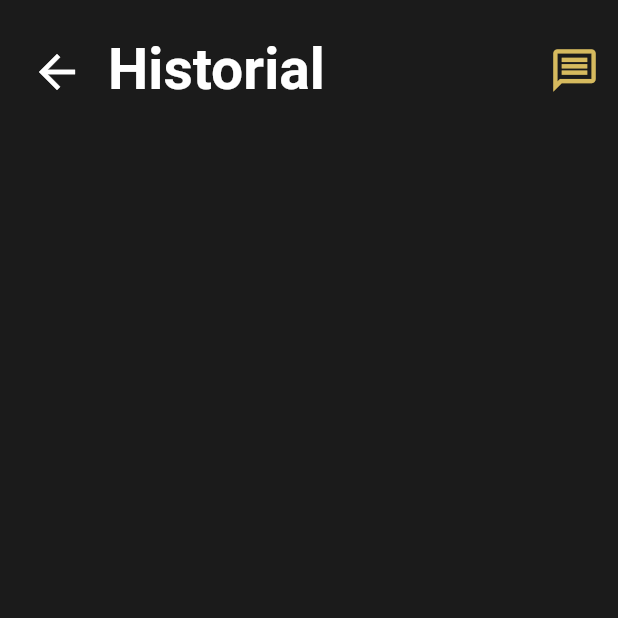
After one commit to paulmrg-461/flutter_vista_app_professionals, a Flutter app: the AllChatsPage screen opened by its route, on a phone screen of 412 x 824 dp, the top half of it. The commit adds this screen. Run offline on Flutter 3.47's test engine with Material 2 defaults, Android fonts, the phone set to English and light mode, and no system bars; our stand-ins replace cloud_firestore, firebase_auth, firebase_core, firebase_messaging, flutter_local_notifications, flutter_secure_storage and 3 more; accounts and stored records are empty.

Commit message:
Feat: AllChatsPage: Only professionals can see all history chats

```diff
--- /dev/null
+++ b/lib/pages/all_chats_page.dart
@@ -0,0 +1,158 @@
+import 'package:cloud_firestore/cloud_firestore.dart';
+import 'package:flutter/material.dart';
+import 'package:professional_grupo_vista_app/models/message_model.dart';
+import 'package:professional_grupo_vista_app/providers/messages_provider.dart';
+import 'package:professional_grupo_vista_app/widgets/all_chats_list_item.dart';
+
+class AllChatsPage extends StatelessWidget {
+  const AllChatsPage({
+    Key? key,
+  }) : super(key: key);
+
+  @override
+  Widget build(BuildContext context) {
+    return SafeArea(
+      child: Scaffold(
+        backgroundColor: const Color(0xff1B1B1B),
+        body: Padding(
+          padding: const EdgeInsets.only(left: 12, right: 12, top: 22),
+          child: Column(
+            children: [
+              Row(
+                mainAxisAlignment: MainAxisAlignment.spaceBetween,
+                children: <Widget>[
+                  Row(
+                    children: [
+                      Padding(
+                        padding: const EdgeInsets.only(right: 12, bottom: 2),
+                        child: IconButton(
+                            onPressed: () => Navigator.pop(context),
+                            tooltip: 'Regresar',
+                            icon: Icon(
+                              Icons.arrow_back,
+                              size: 36,
+                              color: Colors.white,
+                            )),
+                      ),
+                      const Text(
+                        'Historial',
+                        style: TextStyle(
+                            color: Colors.white,
+                            fontSize: 38,
+                            fontWeight: FontWeight.bold),
+                      ),
+                    ],
+                  ),
+                  Icon(
+                    Icons.message_outlined,
+                    size: 34,
+                    color: Color(0xffD6BA5E),
+                  ),
+                ],
+              ),
+              const SizedBox(
+                height: 22.0,
+              ),
+              FutureBuilder<Iterable<Stream<QuerySnapshot<MessageModel>>>>(
+                future: MessagesProvider.getAllLastMessages(),
+                builder: (context, futureSnapshot) {
+                  if (futureSnapshot.hasError) {
+                    return const Scaffold(
+                      body: Center(
+                        child: Text(
+                          'Ha ocurrido un error al cargar datos, por favor intente nuevamente.',
+                          overflow: TextOverflow.ellipsis,
+                          style: TextStyle(
+                              fontSize: 28,
+                              color: Colors.white,
+                              fontWeight: FontWeight.w600),
+                        ),
+                      ),
+                    );
+                  }
+                  if (futureSnapshot.hasData) {
+                    final Iterable<Stream<QuerySnapshot<MessageModel>>>
+                        streamList = futureSnapshot.data
+                            as Iterable<Stream<QuerySnapshot<MessageModel>>>;
+                    return Expanded(
+                      child: SingleChildScrollView(
+                        physics: const BouncingScrollPhysics(),
+                        child: Column(
+                            children: streamList
+                                .map(
+                                  (stream) => StreamBuilder<
+                                      QuerySnapshot<MessageModel>>(
+                                    stream: stream,
+                                    builder: (BuildContext context,
+                                        AsyncSnapshot<
+                                                QuerySnapshot<MessageModel>>
+                                            snapshot) {
+                                      if (snapshot.hasError) {
+                                        return Center(
+                                          child: Container(
+                                            width: double.infinity,
+                                            margin: const EdgeInsets.symmetric(
+                                                horizontal: 22),
+                                            padding: const EdgeInsets.all(16),
+                                            decoration: BoxDecoration(
+                                                color: Colors.white10,
+                                                borderRadius:
+                                                    BorderRadius.circular(22)),
+                                            child: const Text(
+                                                'Ha ocurrido un error al cargar las solicitudes de servicio. Por favor intenta nuevamente.',
+                                                textAlign: TextAlign.justify,
+                                                style: TextStyle(
+                                                    color: Colors.white,
+                                                    fontSize: 20,
+                                                    // letterSpacing: 0.4,
+                                                    fontWeight:
+                                                        FontWeight.w400)),
+                                          ),
+                                        );
+                                      }
+
+                                      if (snapshot.hasData) {
+                                        final List<AllChatListItem>
+                                            messagesList =
+                                            snapshot.data!.docs.map(
+                                                (DocumentSnapshot<MessageModel>
+                                                    document) {
+                                          MessageModel messageModel =
+                                              document.data()!;
+                                          return AllChatListItem(
+                                            messageModel: messageModel,
+                                          );
+                                        }).toList();
+
+                                        if (messagesList.isEmpty) {
+                                          return Container();
+                                        } else {
+                                          return SingleChildScrollView(
+                                              physics:
+                                                  const BouncingScrollPhysics(),
+                                              child: Column(
+                                                  children: messagesList));
+                                        }
+                                      }
+                                      return const Center(
+                                        child: CircularProgressIndicator(
+                                          color: Color(0xffD6BA5E),
+                                        ),
+                                      );
+                                    },
+                                  ),
+                                )
+                                .toList()),
+                      ),
+                    );
+                  }
+                  return const Center(child: CircularProgressIndicator());
+                },
+              )
+            ],
+          ),
+        ),
+      ),
+    );
+  }
+}
--- a/lib/providers/messages_provider.dart
+++ b/lib/providers/messages_provider.dart
@@ -9,6 +9,27 @@ class MessagesProvider {
       FirebaseFirestore.instance.collection('messages');
   static CollectionReference users =
       FirebaseFirestore.instance.collection('users');
+
+  static Future<Iterable<Stream<QuerySnapshot<MessageModel>>>>
+      getAllLastMessages() => users
+          .withConverter<UserModel>(
+              fromFirestore: (snapshot, _) =>
+                  UserModel.fromJson(snapshot.data()!),
+              toFirestore: (messages, _) => messages.toJson())
+          .get()
+          .then((usr) => usr.docs.map((doc) {
+                final UserModel userModel = doc.data();
+                return FirebaseFirestore.instance
+                    .doc('messages/${userModel.email}')
+                    .collection('userMessages')
+                    .orderBy('date', descending: true)
+                    .limit(1)
+                    .withConverter<MessageModel>(
+                        fromFirestore: (snapshot, _) =>
+                            MessageModel.fromJson(snapshot.data()!),
+                        toFirestore: (messages, _) => messages.toJson())
+                    .snapshots();
+              }));
 
   static Future<Iterable<Stream<QuerySnapshot<MessageModel>>>> getLastMessages(
           ProfessionalModel professionalModel) =>
--- a/lib/routes/routes.dart
+++ b/lib/routes/routes.dart
@@ -1,5 +1,6 @@
 import 'package:flutter/material.dart';
 import 'package:professional_grupo_vista_app/pages/about_us_page.dart';
+import 'package:professional_grupo_vista_app/pages/all_chats_page.dart';
 import 'package:professional_grupo_vista_app/pages/register_page.dart';
 
 import '../pages/home_page.dart';
@@ -12,4 +13,5 @@ final Map<String, Widget Function(BuildContext)> appRoutes = {
   'register': (_) => const RegisterPage(),
   'loading': (_) => const LoadingPage(),
   'about': (_) => const AboutUsPage(),
+  'allChatsPage': (_) => const AllChatsPage(),
 };
```
Also changed, not shown: lib/pages/chat_page_only_reading.dart (added, +196 -0 lines), lib/pages/tabs/chats_tab.dart (+17 -8 lines), lib/widgets/all_chats_list_item.dart (added, +113 -0 lines).
